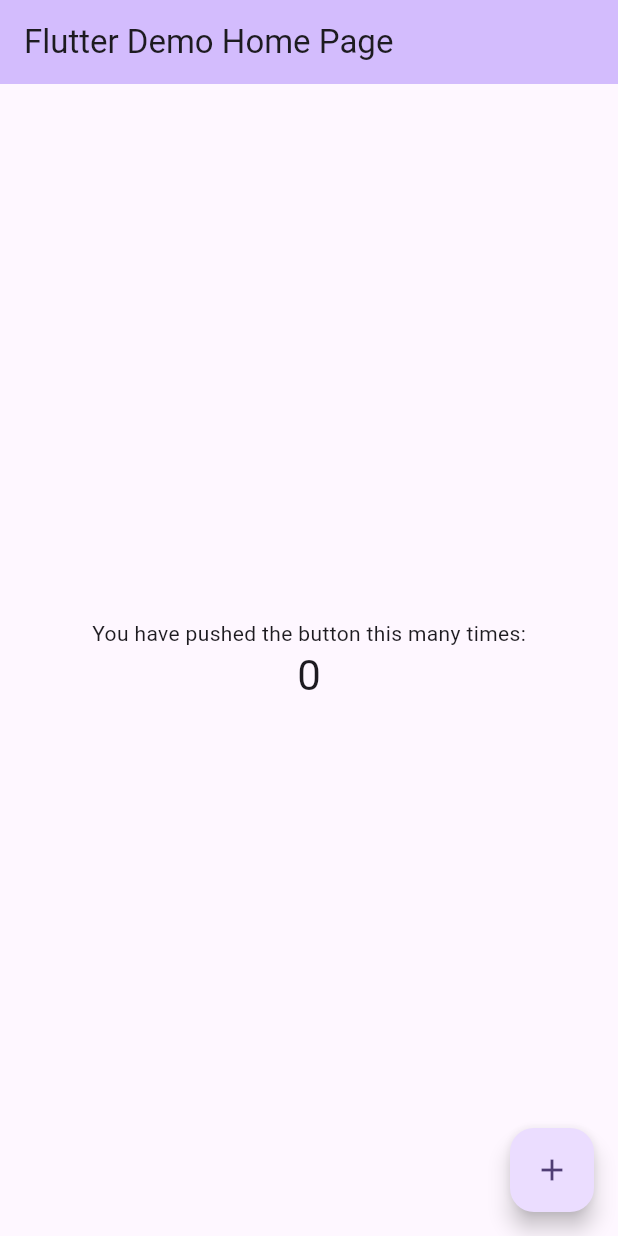
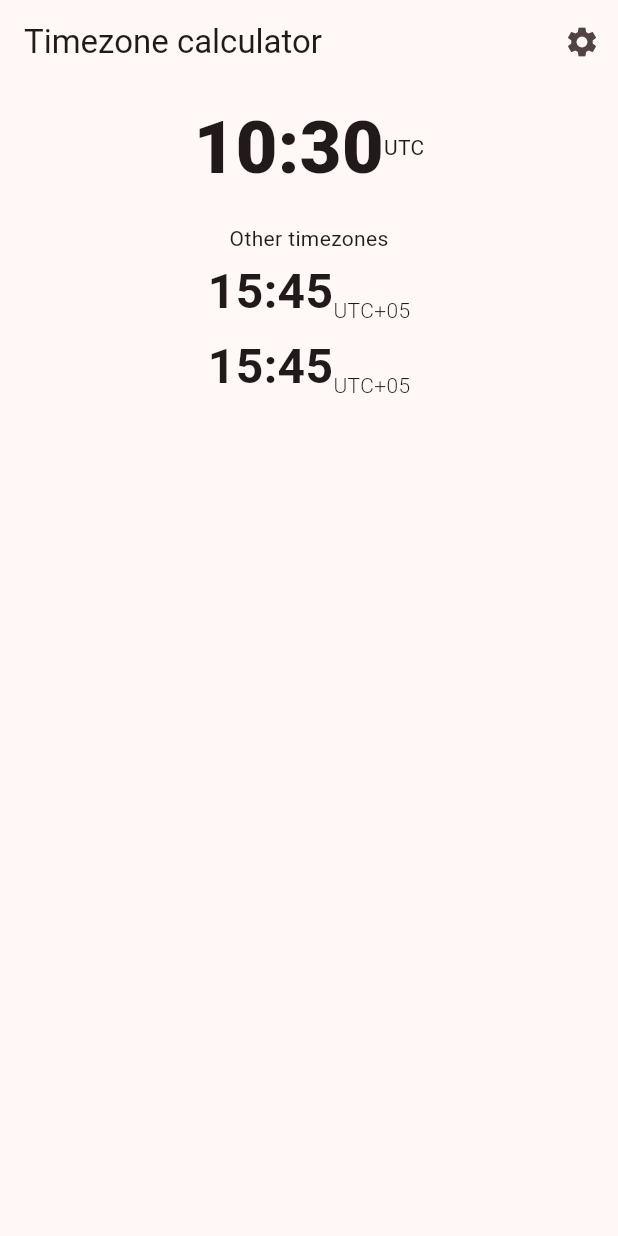
Before and after one commit to anxiouscupcake/timezone_calculator, a Flutter app: the screen it shows after launch, on a phone screen of 412 x 824 dp. Run offline on Flutter 3.47's test engine with Material 3 defaults, Android fonts, the phone set to English and light mode, and no system bars; our stand-ins replace timezone.

Commit message:
basic layout

```diff
--- /dev/null
+++ b/lib/components/timezone_card.dart
@@ -0,0 +1,31 @@
+import 'package:flutter/material.dart';
+
+class TimezoneCard extends StatefulWidget {
+  const TimezoneCard({super.key});
+
+  @override
+  State<StatefulWidget> createState() => _TimezoneCardState();
+}
+
+class _TimezoneCardState extends State<TimezoneCard> {
+  @override
+  Widget build(BuildContext context) {
+    return Container(
+      padding: EdgeInsets.all(2),
+      child: Row(
+        mainAxisAlignment: MainAxisAlignment.center,
+        crossAxisAlignment: CrossAxisAlignment.end,
+        children: [
+          Text(
+            "15:45",
+            style: const TextStyle(fontSize: 32, fontWeight: FontWeight.w600),
+          ),
+          Text(
+            "UTC+05",
+            style: const TextStyle(fontWeight: FontWeight.w300),
+          )
+        ],
+      ),
+    );
+  }
+}
--- a/lib/main.dart
+++ b/lib/main.dart
@@ -1,8 +1,13 @@
 import 'package:flutter/material.dart';
+import 'package:timezone_calculator/components/timezone_card.dart';
+import 'package:timezone/data/latest.dart' as tz;
 
 void main() {
+  tz.initializeTimeZones();
   runApp(const MyApp());
 }
+
+const appName = "Timezone calculator";
 
 class MyApp extends StatelessWidget {
   const MyApp({super.key});
@@ -11,115 +16,75 @@
   @override
   Widget build(BuildContext context) {
     return MaterialApp(
-      title: 'Flutter Demo',
+      title: appName,
       theme: ThemeData(
-        // This is the theme of your application.
-        //
-        // TRY THIS: Try running your application with "flutter run". You'll see
-        // the application has a purple toolbar. Then, without quitting the app,
-        // try changing the seedColor in the colorScheme below to Colors.green
-        // and then invoke "hot reload" (save your changes or press the "hot
-        // reload" button in a Flutter-supported IDE, or press "r" if you used
-        // the command line to start the app).
-        //
-        // Notice that the counter didn't reset back to zero; the application
-        // state is not lost during the reload. To reset the state, use hot
-        // restart instead.
-        //
-        // This works for code too, not just values: Most code changes can be
-        // tested with just a hot reload.
-        colorScheme: ColorScheme.fromSeed(seedColor: Colors.deepPurple),
+        colorScheme: ColorScheme.fromSeed(seedColor: Colors.pink),
         useMaterial3: true,
       ),
-      home: const MyHomePage(title: 'Flutter Demo Home Page'),
+      home: const HomePage(),
     );
   }
 }
 
-class MyHomePage extends StatefulWidget {
-  const MyHomePage({super.key, required this.title});
-
-  // This widget is the home page of your application. It is stateful, meaning
-  // that it has a State object (defined below) that contains fields that affect
-  // how it looks.
-
-  // This class is the configuration for the state. It holds the values (in this
-  // case the title) provided by the parent (in this case the App widget) and
-  // used by the build method of the State. Fields in a Widget subclass are
-  // always marked "final".
-
-  final String title;
+class HomePage extends StatefulWidget {
+  const HomePage({super.key});
 
   @override
-  State<MyHomePage> createState() => _MyHomePageState();
+  State<HomePage> createState() => _HomePageState();
 }
 
-class _MyHomePageState extends State<MyHomePage> {
-  int _counter = 0;
-
-  void _incrementCounter() {
-    setState(() {
-      // This call to setState tells the Flutter framework that something has
-      // changed in this State, which causes it to rerun the build method below
-      // so that the display can reflect the updated values. If we changed
-      // _counter without calling setState(), then the build method would not be
-      // called again, and so nothing would appear to happen.
-      _counter++;
-    });
-  }
+class _HomePageState extends State<HomePage> {
+  DateTime selectedTime = DateTime.now();
 
   @override
   Widget build(BuildContext context) {
-    // This method is rerun every time setState is called, for instance as done
-    // by the _incrementCounter method above.
-    //
-    // The Flutter framework has been optimized to make rerunning build methods
-    // fast, so that you can just rebuild anything that needs updating rather
-    // than having to individually change instances of widgets.
     return Scaffold(
       appBar: AppBar(
-        // TRY THIS: Try changing the color here to a specific color (to
-        // Colors.amber, perhaps?) and trigger a hot reload to see the AppBar
-        // change color while the other colors stay the same.
-        backgroundColor: Theme.of(context).colorScheme.inversePrimary,
-        // Here we take the value from the MyHomePage object that was created by
-        // the App.build method, and use it to set our appbar title.
-        title: Text(widget.title),
+        title: const Text(appName),
+        actions: [
+          IconButton(onPressed: () {}, icon: const Icon(Icons.settings))
+        ],
       ),
-      body: Center(
-        // Center is a layout widget. It takes a single child and positions it
-        // in the middle of the parent.
-        child: Column(
-          // Column is also a layout widget. It takes a list of children and
-          // arranges them vertically. By default, it sizes itself to fit its
-          // children horizontally, and tries to be as tall as its parent.
-          //
-          // Column has various properties to control how it sizes itself and
-          // how it positions its children. Here we use mainAxisAlignment to
-          // center the children vertically; the main axis here is the vertical
-          // axis because Columns are vertical (the cross axis would be
-          // horizontal).
-          //
-          // TRY THIS: Invoke "debug painting" (choose the "Toggle Debug Paint"
-          // action in the IDE, or press "p" in the console), to see the
-          // wireframe for each widget.
-          mainAxisAlignment: MainAxisAlignment.center,
-          children: <Widget>[
-            const Text(
-              'You have pushed the button this many times:',
+      body: ListView(
+        scrollDirection: Axis.vertical,
+        children: [
+          Container(
+            padding: const EdgeInsets.all(8),
+            child: Row(
+              crossAxisAlignment: CrossAxisAlignment.center,
+              mainAxisAlignment: MainAxisAlignment.center,
+              children: [
+                InkWell(
+                  onTap: () {
+                    // select time
+                  },
+                  child: Text(
+                    "${selectedTime.hour.toString()}:${selectedTime.minute.toString()}",
+                    style: const TextStyle(
+                        fontSize: 48, fontWeight: FontWeight.w800),
+                  ),
+                ),
+                InkWell(
+                  onTap: () {
+                    // select timezone
+                  },
+                  child: Text("UTC"),
+                ),
+              ],
             ),
-            Text(
-              '$_counter',
-              style: Theme.of(context).textTheme.headlineMedium,
+          ),
+          Container(
+            padding: EdgeInsets.all(8),
+            child: Column(
+              children: [
+                const Text("Other timezones"),
+                TimezoneCard(),
+                TimezoneCard(),
+              ],
             ),
-          ],
-        ),
+          ),
+        ],
       ),
-      floatingActionButton: FloatingActionButton(
-        onPressed: _incrementCounter,
-        tooltip: 'Increment',
-        child: const Icon(Icons.add),
-      ), // This trailing comma makes auto-formatting nicer for build methods.
     );
   }
 }
--- a/pubspec.yaml
+++ b/pubspec.yaml
@@ -35,6 +35,7 @@ dependencies:
   # The following adds the Cupertino Icons font to your application.
   # Use with the CupertinoIcons class for iOS style icons.
   cupertino_icons: ^1.0.6
+  timezone: ^0.9.3
 
 dev_dependencies:
   flutter_test:
```
Also changed, not shown: pubspec.lock.
